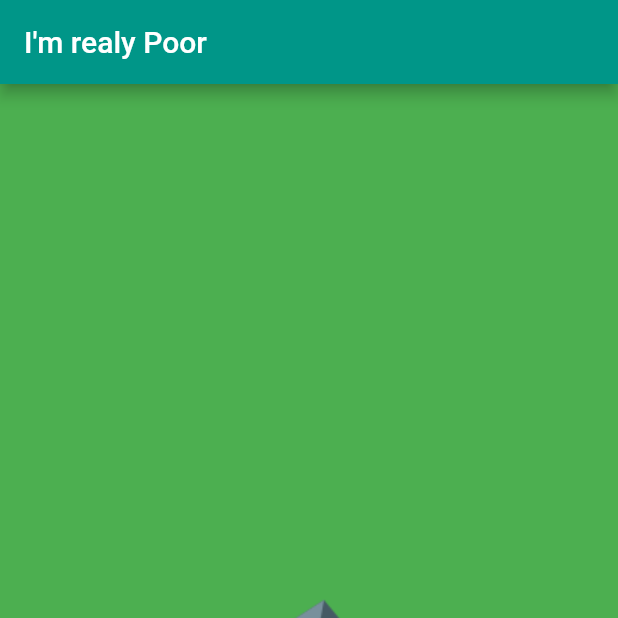
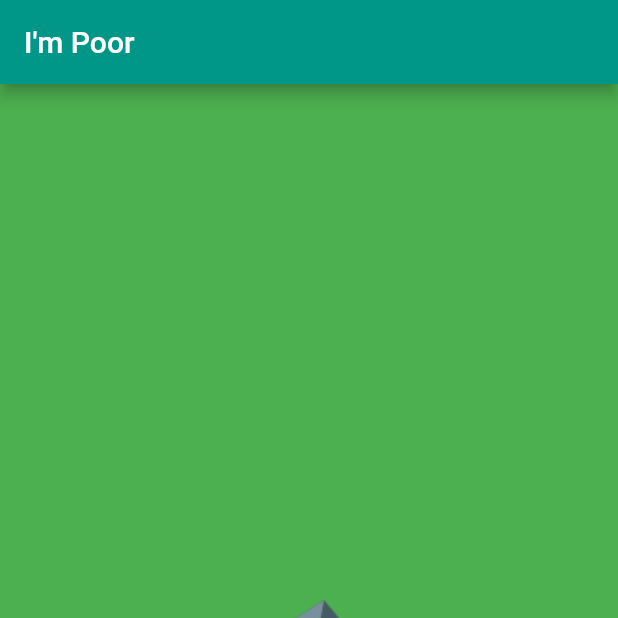
Before and after one commit to GeovaneNarciso/Programacao-Dispositivos-Mobile, a Flutter app: the screen it shows after launch, on a phone screen of 412 x 824 dp, the top half of it. Run offline on Flutter 3.47's test engine with Material 2 defaults, Android fonts, the phone set to English and light mode, and no system bars.

Commit message:
Projeto I'm realy Poor

```diff
--- a/projeto_im_poor/im_poor/lib/main.dart
+++ b/projeto_im_poor/im_poor/lib/main.dart
@@ -6,7 +6,7 @@ void main() {
     home: Scaffold(
       backgroundColor: Colors.green,
       appBar: AppBar(
-        title: Text("I'm realy Poor"),
+        title: Text("I'm Poor"),
         backgroundColor: Colors.teal,
       ),
       body: Center(
```
